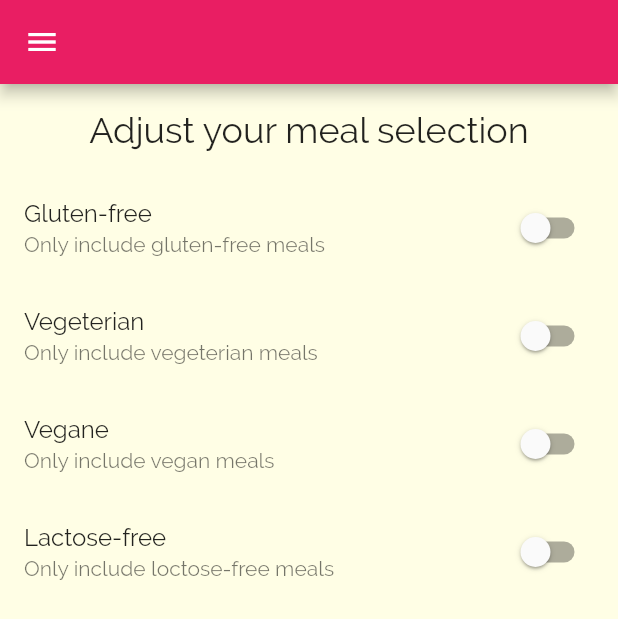
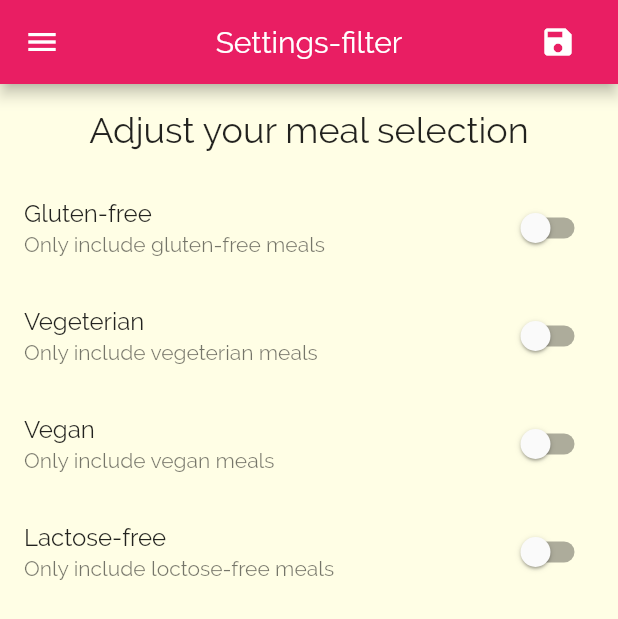
Before and after one commit to ImrulEmon/Meal-App, a Flutter app: the FiltersScreen screen opened by its route, on a phone screen of 412 x 824 dp. Shown: the top 619 px of the screen. Run offline on Flutter 3.47's test engine with Material 2 defaults, Android fonts, the phone set to English and light mode, and no system bars.

Commit message:
Filter Logic

```diff
--- a/lib/main.dart
+++ b/lib/main.dart
@@ -7,13 +7,49 @@ import './screens/meal_detail_screen.dart';
 import './screens/error404_screen.dart';
 // ignore: unused_import
 import 'screens/alt_home_tabs_top_screen.dart';
+import './database/dummy_data.dart';
+import './models/meal_model.dart';
 
 void main() {
   runApp(const MyApp());
 }
 
-class MyApp extends StatelessWidget {
+class MyApp extends StatefulWidget {
   const MyApp({super.key});
+
+  @override
+  State<MyApp> createState() => _MyAppState();
+}
+
+class _MyAppState extends State<MyApp> {
+  Map<String, bool> _filters = {
+    'gluten': false,
+    'lactose': false,
+    'vegan': false,
+    'vegetarian': false,
+  };
+  List<Meal> _availableMeals = DUMMY_MEALS;
+
+  void _setFilters(Map<String, bool> filterData) {
+    setState(() {
+      _filters = filterData;
+      _availableMeals = DUMMY_MEALS.where((meal) {
+        if (_filters['gluten'] == true && !meal.isGlutenFree) {
+          return false;
+        }
+        if (_filters['lactose'] == true && !meal.isLactoseFree) {
+          return false;
+        }
+        if (_filters['vegan'] == true && !meal.isVegan) {
+          return false;
+        }
+        if (_filters['vegetarian'] == true && !meal.isVegetarian) {
+          return false;
+        }
+        return true;
+      }).toList();
+    });
+  }
 
   // This widget is the root of your application.
   @override
@@ -38,9 +74,10 @@ class MyApp extends StatelessWidget {
       routes: {
         // '/': (ctx) => const AltHomeTabsTopScreen(),
         '/': (ctx) => const HomeTabsBottomScreen(),
-        CategoryMealsScreen.routeName: (ctx) => const CategoryMealsScreen(),
+        CategoryMealsScreen.routeName: (ctx) =>
+            CategoryMealsScreen(_availableMeals),
         MealDetailScreen.routeName: (ctx) => const MealDetailScreen(),
-        FiltersScreen.routeName: (ctx) => const FiltersScreen(),
+        FiltersScreen.routeName: (ctx) => FiltersScreen(_filters, _setFilters),
       },
       onGenerateRoute: (settings) {
         // print(settings.arguments);
--- a/lib/screens/category_meals_screen.dart
+++ b/lib/screens/category_meals_screen.dart
@@ -1,12 +1,12 @@
 import 'package:flutter/material.dart';
-import '../database/dummy_data.dart';
 import '../widgets/meal_item_widget.dart';
 import '../models/meal_model.dart';
 
 class CategoryMealsScreen extends StatefulWidget {
   static const routeName = '/category-meals';
+  final List<Meal> availableMeals;
 
-  const CategoryMealsScreen({super.key});
+  const CategoryMealsScreen(this.availableMeals, {super.key});
 
   @override
   State<CategoryMealsScreen> createState() => _CategoryMealsScreenState();
@@ -34,7 +34,7 @@ class _CategoryMealsScreenState extends State<CategoryMealsScreen> {
       categoryTitle = routeArgs['title'];
       color = routeArgs['color'];
 
-      displayMeals = DUMMY_MEALS.where((meal) {
+      displayMeals = widget.availableMeals.where((meal) {
         return meal.categories.contains(categoryId);
       }).toList();
       _loadedInitData = true;
--- a/lib/screens/filters_screen.dart
+++ b/lib/screens/filters_screen.dart
@@ -3,9 +3,10 @@ import '../widgets/main_drawer_widget.dart';
 import '../constants/ml_constants.dart';
 
 class FiltersScreen extends StatefulWidget {
-  const FiltersScreen({super.key});
   static const routeName = '/filters';
-
+  final Map<String, bool> currentFilters;
+  final Function saveFilters;
+  const FiltersScreen(this.currentFilters, this.saveFilters, {super.key});
   @override
   State<FiltersScreen> createState() => _FiltersScreenState();
 }
@@ -15,6 +16,15 @@ class _FiltersScreenState extends State<FiltersScreen> {
   var _vegetarian = false;
   var _vegan = false;
   var _lactoseFree = false;
+
+  @override
+  void initState() {
+    _glutenFree = widget.currentFilters['gluten']!;
+    _lactoseFree = widget.currentFilters['lactose']!;
+    _vegetarian = widget.currentFilters['vegetarian']!;
+    _vegan = widget.currentFilters['vegan']!;
+    super.initState();
+  }
 
   Widget _buildSwitchListTile({
     required String title,
@@ -33,7 +43,24 @@ class _FiltersScreenState extends State<FiltersScreen> {
   @override
   Widget build(BuildContext context) {
     return Scaffold(
-      appBar: AppBar(),
+      appBar: AppBar(
+        centerTitle: true,
+        title: const Text('Settings-filter'),
+        actions: [
+          IconButton(
+              onPressed: () {
+                final selectedFilters = {
+                  'gluten': _glutenFree,
+                  'lactose': _lactoseFree,
+                  'vegan': _vegan,
+                  'vegetarian': _vegetarian,
+                };
+                widget.saveFilters(selectedFilters);
+              },
+              icon: const Icon(Icons.save)),
+          const SizedBox(width: paddingDft)
+        ],
+      ),
       drawer: const MainDrawerWidget(),
       body: Column(
         children: [
@@ -68,7 +95,7 @@ class _FiltersScreenState extends State<FiltersScreen> {
                 },
               ),
               _buildSwitchListTile(
-                title: 'Vegane',
+                title: 'Vegan',
                 description: 'Only include vegan meals',
                 currentValue: _vegan,
                 updateValue: (newValue) {
```
